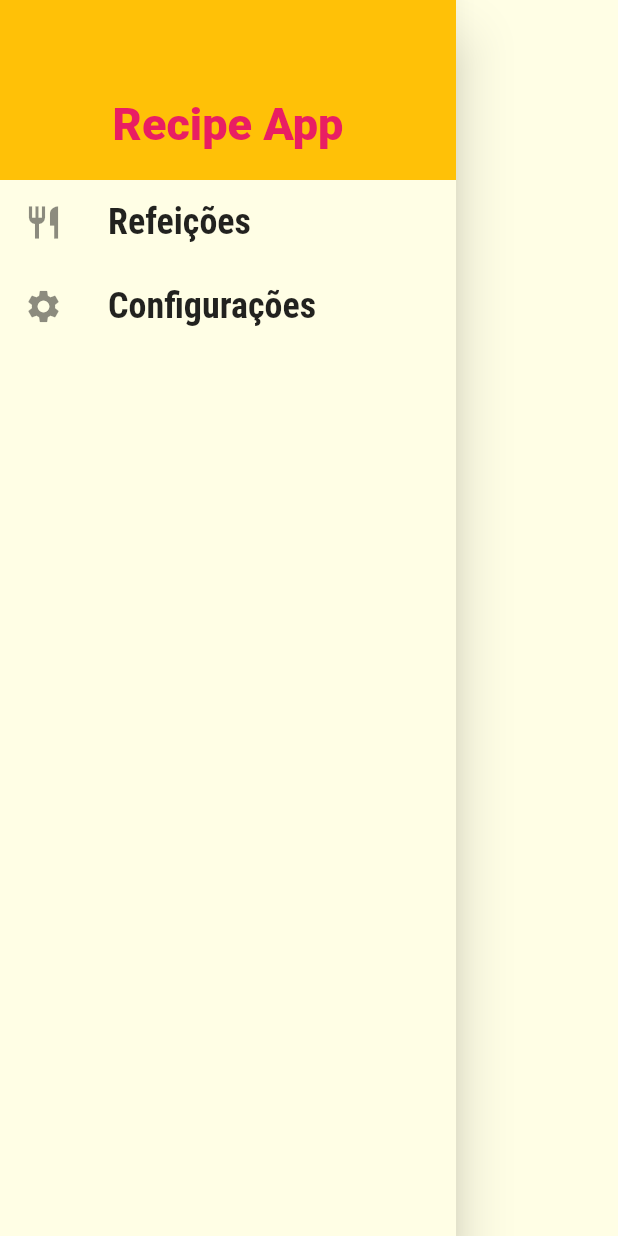
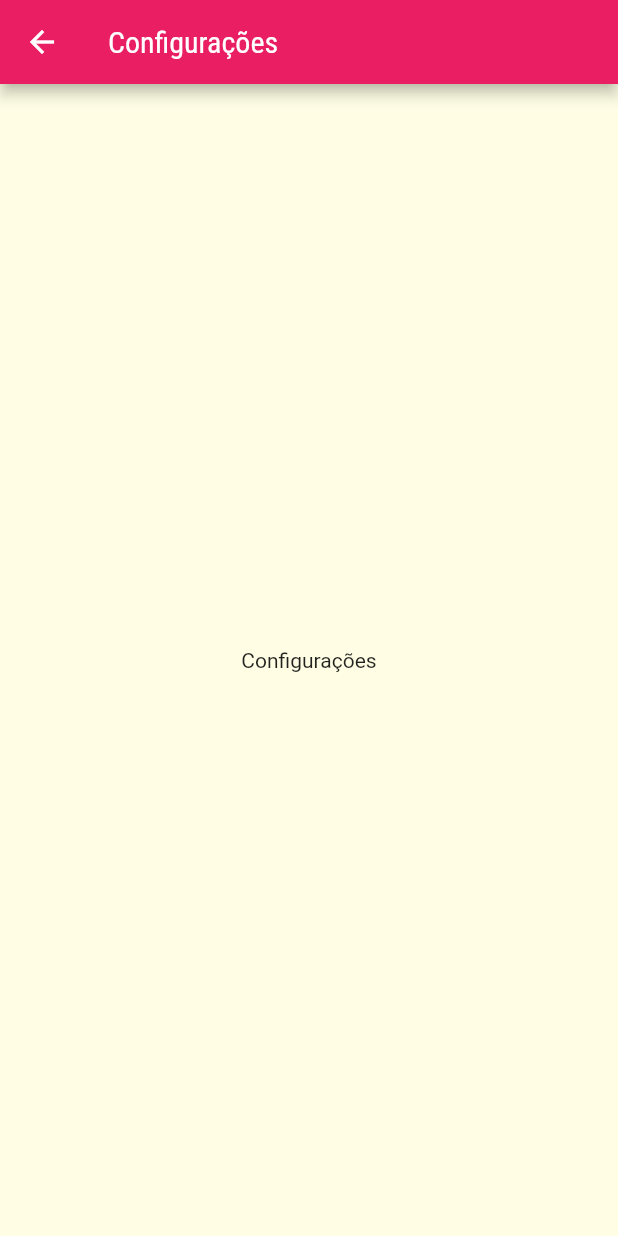
Before and after one commit to SamuelXimenes27/recipeApp, a Flutter app: the MainDrawer widget shown alone on an empty page, opened directly, after a tap on "Configurações", on a phone screen of 412 x 824 dp. Run offline on Flutter 3.47's test engine with Material 2 defaults, Android fonts, the phone set to English and light mode, and no system bars; network calls fail.

Commit message:
Add navigation links on drawer options

```diff
--- a/lib/app/app_widget.dart
+++ b/lib/app/app_widget.dart
@@ -1,6 +1,7 @@
 import 'package:flutter/material.dart';
 import 'package:meals/app/screens/categories_meals_screen.dart';
 import 'package:meals/app/screens/meal_details.screen.dart';
+import 'package:meals/app/screens/settings_screen.dart';
 import 'package:meals/app/screens/tabs_screen.dart';
 import 'package:meals/app/utils/routes.dart';
 
@@ -29,6 +30,7 @@ class MyApp extends StatelessWidget {
         RoutesConst.home: (context) => const TabsScreen(),
         RoutesConst.categoriesMeals: (context) => const CategoriesMealsScreen(),
         RoutesConst.mealDetails: (context) => const MealDetailsScreen(),
+        RoutesConst.settings: (context) => const SettingsScreen(),
       },
     );
   }
--- a/lib/app/components/drawer.dart
+++ b/lib/app/components/drawer.dart
@@ -1,9 +1,10 @@
 import 'package:flutter/material.dart';
+import 'package:meals/app/utils/routes.dart';
 
 class MainDrawer extends StatelessWidget {
   const MainDrawer({super.key});
 
-  Widget _createIcon(IconData icon, String label) {
+  Widget _createIcon(IconData icon, String label, Function()? onTap) {
     return ListTile(
       leading: Icon(
         icon,
@@ -17,7 +18,7 @@ class MainDrawer extends StatelessWidget {
           fontWeight: FontWeight.bold,
         ),
       ),
-      onTap: () {},
+      onTap: onTap,
     );
   }
 
@@ -41,8 +42,22 @@ class MainDrawer extends StatelessWidget {
               ),
             ),
           ),
-          _createIcon(Icons.restaurant, 'Refeições'),
-          _createIcon(Icons.settings, 'Configurações'),
+          _createIcon(
+            Icons.restaurant,
+            'Refeições',
+            () => Navigator.pushNamed(
+              context,
+              RoutesConst.home,
+            ),
+          ),
+          _createIcon(
+            Icons.settings,
+            'Configurações',
+            () => Navigator.pushNamed(
+              context,
+              RoutesConst.settings,
+            ),
+          ),
         ],
       ),
     );
--- /dev/null
+++ b/lib/app/screens/settings_screen.dart
@@ -0,0 +1,19 @@
+import 'package:flutter/material.dart';
+import 'package:flutter/src/widgets/framework.dart';
+import 'package:flutter/src/widgets/placeholder.dart';
+
+class SettingsScreen extends StatelessWidget {
+  const SettingsScreen({super.key});
+
+  @override
+  Widget build(BuildContext context) {
+    return Scaffold(
+      appBar: AppBar(
+        title: Text('Configurações'),
+      ),
+      body: Center(
+        child: Text('Configurações'),
+      ),
+    );
+  }
+}
--- a/lib/app/utils/routes.dart
+++ b/lib/app/utils/routes.dart
@@ -2,4 +2,5 @@ class RoutesConst {
   static const String home = '/';
   static const String categoriesMeals = '/categories-meals';
   static const String mealDetails = '/meal-details';
+  static const String settings = '/settings';
 }
```
